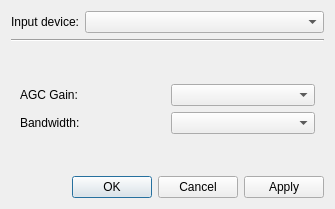
The window that gui/setupdialog.ui (KejPi/AbracaDABra) describes before a commit, drawn with Qt 5.
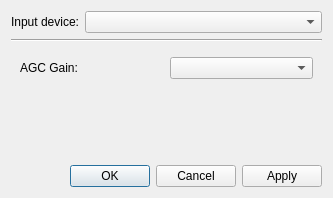
The same window after the commit. The open tabs and pages were chosen to show the change.

Commit message: New structure of .ini file, added RTL-SDR bias-T and bandwidth in file settings that can be only chnaged in .ini file

```diff
--- a/gui/setupdialog.ui
+++ b/gui/setupdialog.ui
@@ -6,8 +6,8 @@
    <rect>
     <x>0</x>
     <y>0</y>
-    <width>335</width>
-    <height>209</height>
+    <width>333</width>
+    <height>198</height>
    </rect>
   </property>
   <property name="windowTitle">
@@ -55,18 +55,21 @@
          <item row="0" column="1">
           <widget class="QComboBox" name="rtlsdrGainCombo"/>
          </item>
-         <item row="1" column="0">
-          <widget class="QLabel" name="bwLabel">
-           <property name="text">
-            <string>Bandwidth:</string>
-           </property>
-          </widget>
-         </item>
-         <item row="1" column="1">
-          <widget class="QComboBox" name="rtlsdrBwCombo"/>
-         </item>
         </layout>
        </item>
+       <item>
+        <spacer name="verticalSpacer">
+         <property name="orientation">
+          <enum>Qt::Vertical</enum>
+         </property>
+         <property name="sizeHint" stdset="0">
+          <size>
+           <width>20</width>
+           <height>10</height>
+          </size>
+         </property>
+        </spacer>
+       </item>
       </layout>
      </widget>
      <widget class="QWidget" name="rtltcpPage">
```
The commit also changes 5 other files.
